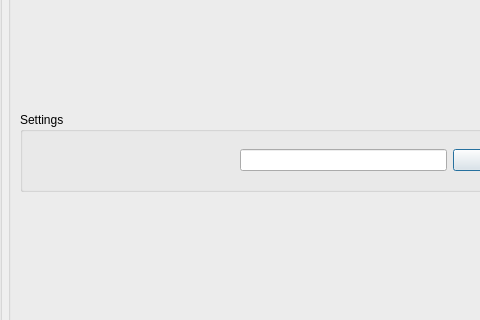
The window that FormsMenu/form_dataentry_robot_dialog.ui (zanxi/qt_protowebclient) describes before a commit, drawn with Qt 5; both pictures show x 409 to 889 and y 277 to 597 of the 1269 by 869 pixel window.
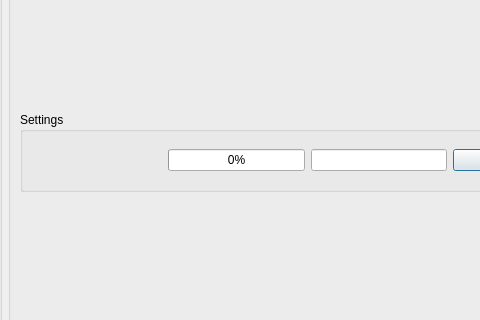
The same window after the commit.

```diff
--- a/FormsMenu/form_dataentry_robot_dialog.ui
+++ b/FormsMenu/form_dataentry_robot_dialog.ui
@@ -92,6 +92,13 @@
                </property>
               </spacer>
              </item>
+             <item>
+              <widget class="QProgressBar" name="Plot">
+               <property name="value">
+                <number>0</number>
+               </property>
+              </widget>
+             </item>
              <item>
               <widget class="QLineEdit" name="lineEdit"/>
              </item>
```
